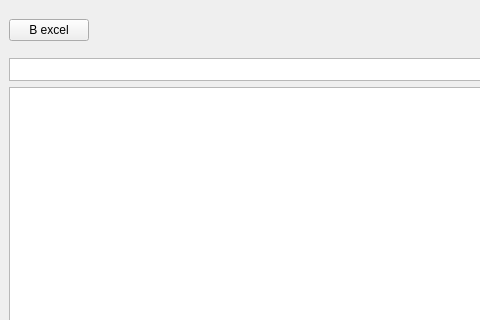
apolieshchuk/logist-report, file files/ui/design_report.ui: the form before one commit; both pictures show x 0 to 480 and y 0 to 320 of the 1119 by 634 pixel window.
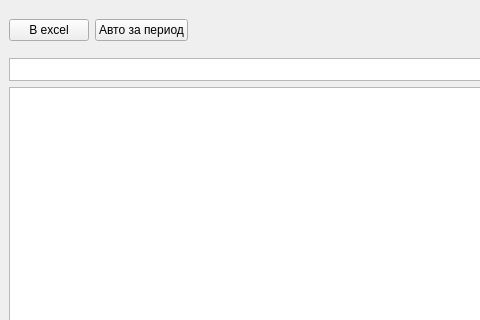
The form after the commit.

```diff
--- a/files/ui/design_report.ui
+++ b/files/ui/design_report.ui
@@ -24,6 +24,13 @@
         </property>
        </widget>
       </item>
+      <item>
+       <widget class="QPushButton" name="autoInDay_but">
+        <property name="text">
+         <string>Авто за период</string>
+        </property>
+       </widget>
+      </item>
       <item>
        <spacer name="horizontalSpacer">
         <property name="orientation">
```
